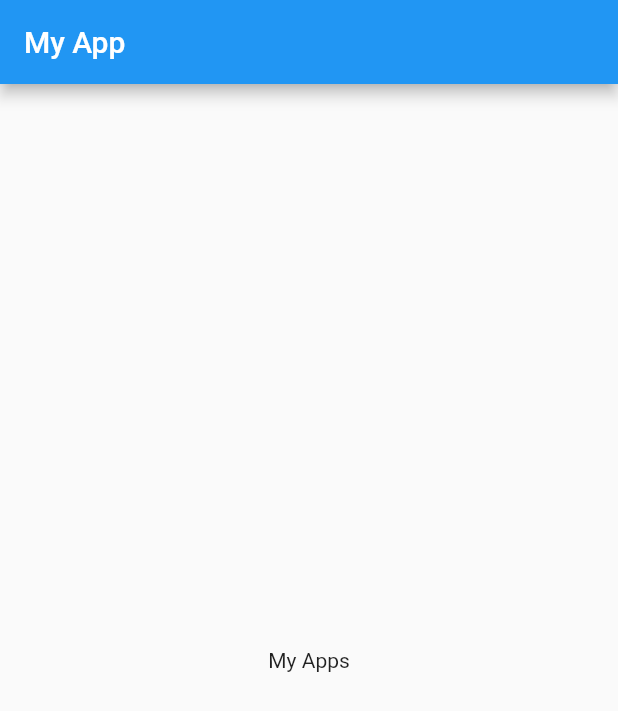
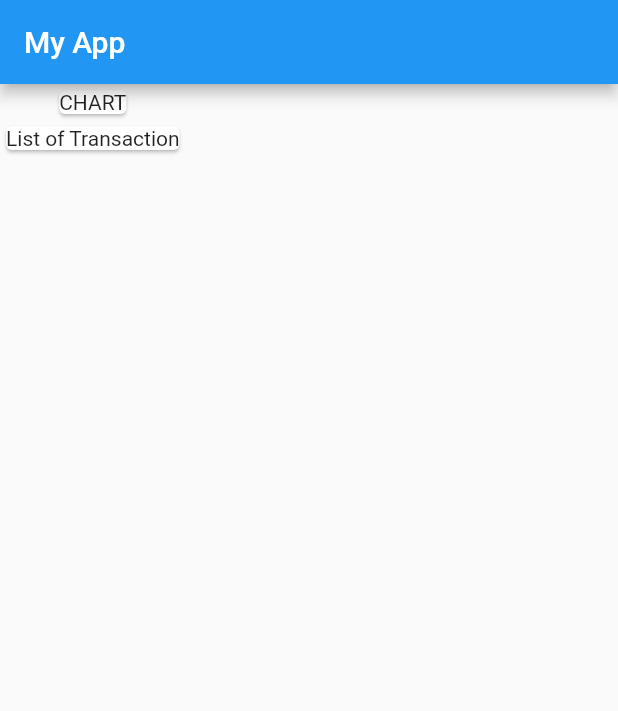
Before and after one commit to aj2460/Expense-calc, a Flutter app: the screen it shows after launch, on a phone screen of 412 x 824 dp. Shown: the top 711 px of the screen. Run offline on Flutter 3.47's test engine with Material 2 defaults, Android fonts, the phone set to English and light mode, and no system bars.

Commit message:
Add card to body

```diff
--- a/lib/main.dart
+++ b/lib/main.dart
@@ -16,12 +16,18 @@ class MyHomePage extends StatelessWidget {
   @override
   Widget build(BuildContext context) {
     return Scaffold(
-      appBar: AppBar(
-        title: Text("My App"),
-      ),
-      body: Center(
-        child: Text("My Apps"),
-      ),
-    );
+        appBar: AppBar(
+          title: Text("My App"),
+        ),
+        body: Column(
+          children: [
+            Card(
+              child: Text("CHART"),
+            ),
+            Card(
+              child: Text("List of Transaction"),
+            )
+          ],
+        ));
   }
 }
```
